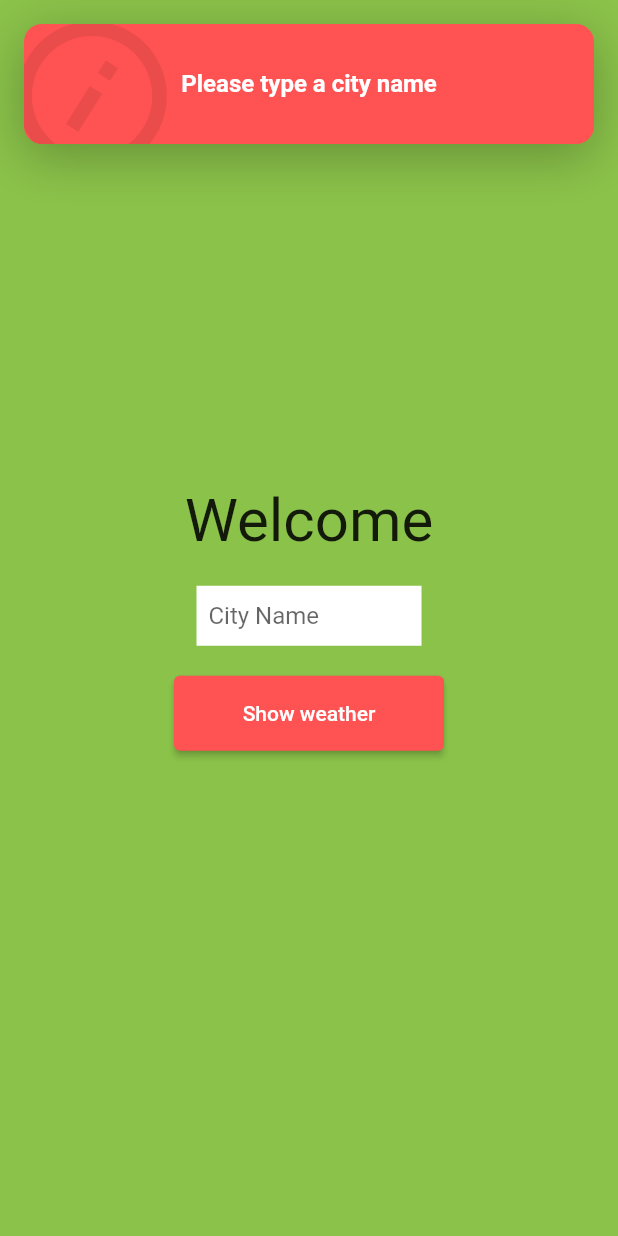
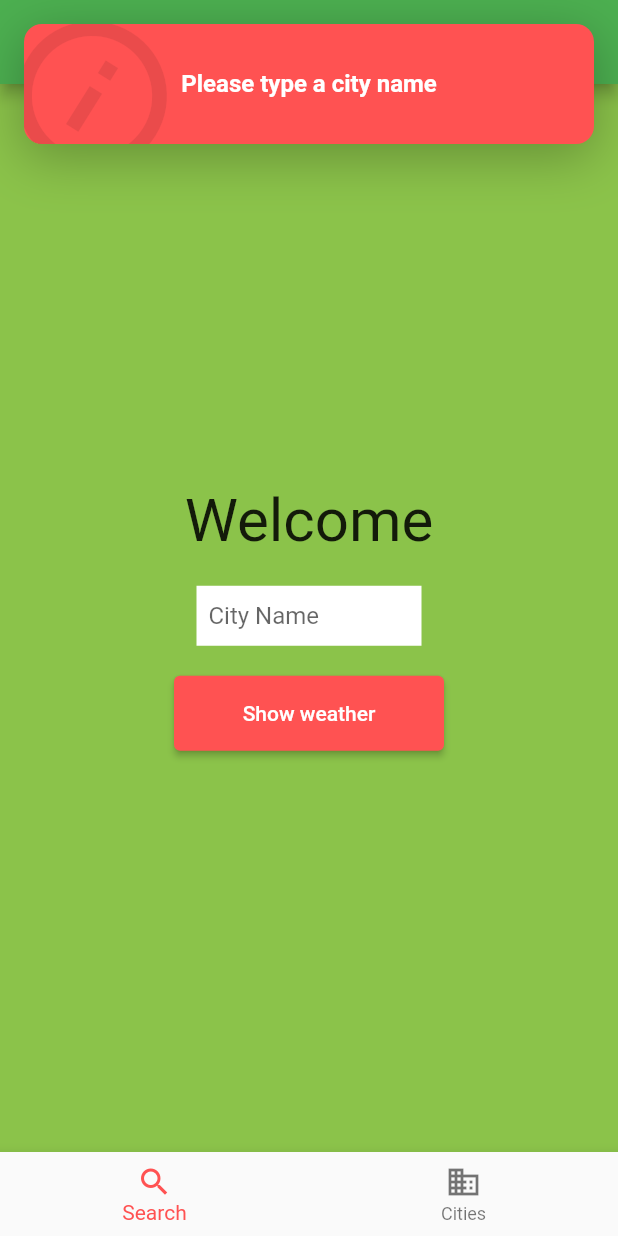
Before and after one commit to KarolFilipiak/SimpleWeatherApp, a Flutter app: the screen it shows after launch, after a tap on "Show weather", on a phone screen of 412 x 824 dp. Run offline on Flutter 3.47's test engine with Material 2 defaults, Android fonts, the phone set to English and light mode, and no system bars; drawn by our look-alikes of top_snackbar_flutter; our stand-ins replace weather_icons; network calls fail; Roboto replaces fonts that are missing (ComicSans).

```diff
--- a/lib/data/city_data.dart
+++ b/lib/data/city_data.dart
@@ -1,6 +1,4 @@
 // ignore_for_file: non_constant_identifier_names
-
-import 'package:http/http.dart';
 
 class CityData {
   late int? id;
--- /dev/null
+++ b/lib/home_page.dart
@@ -0,0 +1,85 @@
+// ignore_for_file: deprecated_member_use
+
+import 'package:flutter/material.dart';
+import 'package:weather/views/welcome_page.dart';
+import 'package:url_launcher/url_launcher.dart';
+
+class HomePage extends StatefulWidget {
+  const HomePage({Key? key}) : super(key: key);
+
+  @override
+  State<HomePage> createState() => _HomePageState();
+}
+
+late List<Widget> _pages;
+
+class _HomePageState extends State<HomePage> {
+  int _selectedIndex = 0;
+
+  void _onItemTapped(int index) {
+    setState(() {
+      _selectedIndex = index;
+    });
+  }
+
+  @override
+  void initState() {
+    super.initState();
+
+    _pages = <Widget>[WelcomePage(), WelcomePage()];
+
+    print('init_home');
+  }
+
+  //var citiesToShow = ['Jarocin','Poznan','Olsztyn','Warsaw','Kent','Ankara','New York','Washington'];
+
+  @override
+  Widget build(BuildContext context) {
+    return Scaffold(
+      appBar: AppBar(
+        title: Row(mainAxisAlignment: MainAxisAlignment.center, children: [
+          const Icon(Icons.sunny),
+          const SizedBox(width: 10),
+          GestureDetector(
+            child: const Text(
+              "POGODYNKA",
+              style: TextStyle(
+                  fontStyle: FontStyle.italic, fontWeight: FontWeight.bold),
+            ),
+            onDoubleTap: () async {
+              const url = "https://youtu.be/dQw4w9WgXcQ";
+              if (await canLaunch(url)) launch(url);
+            },
+          ),
+          const SizedBox(width: 10),
+          const Icon(Icons.sunny),
+        ]),
+        backgroundColor: Colors.green,
+        automaticallyImplyLeading: false,
+      ),
+      bottomNavigationBar: BottomNavigationBar(
+        items: const <BottomNavigationBarItem>[
+          BottomNavigationBarItem(
+            icon: Icon(Icons.search),
+            label: 'Search',
+          ),
+          BottomNavigationBarItem(
+            icon: Icon(Icons.business),
+            label: 'Cities',
+          ),
+        ],
+        currentIndex: _selectedIndex,
+        selectedItemColor: Colors.redAccent,
+        onTap: _onItemTapped,
+      ),
+      body: Center(
+        child: _pages.elementAt(_selectedIndex),
+        /* children: [
+          if (_selectedIndex == 0) ...[WeatherList()],
+          if (_selectedIndex == 1) ...[CitiesList()],
+          if (_selectedIndex == 2) ...[Settings()],
+        ], */
+      ),
+    );
+  }
+}
--- a/lib/main.dart
+++ b/lib/main.dart
@@ -1,11 +1,9 @@
 import 'package:flutter/material.dart';
-import 'city_search/welcome_page.dart';
+import 'package:weather/home_page.dart';
+import 'views/welcome_page.dart';
 
 Future main() async {
   WidgetsFlutterBinding.ensureInitialized();
-
-
-
   runApp(const MyApp());
 }
 
@@ -21,7 +19,7 @@ class MyApp extends StatelessWidget {
         primarySwatch: Colors.blue,
         scaffoldBackgroundColor: Colors.greenAccent,
       ),
-      home: const WelcomePage(),
+      home: const HomePage(),
     );
   }
 }
--- a/lib/data/city_details.dart
+++ b/lib/views/city_details.dart
@@ -1,7 +1,7 @@
 import 'dart:math';
 
 import 'package:flutter/material.dart';
-import 'city_data.dart';
+import '../data/city_data.dart';
 import 'package:weather_icons/weather_icons.dart';
 
 class CityDetails extends StatefulWidget {
--- a/lib/city_search/welcome_page.dart
+++ b/lib/views/welcome_page.dart
@@ -1,5 +1,5 @@
 import 'package:flutter/material.dart';
-import 'package:weather/data/city_details.dart';
+import 'package:weather/views/city_details.dart';
 import 'package:weather/data/weather_getter.dart';
 import 'package:top_snackbar_flutter/custom_snack_bar.dart';
 import 'package:top_snackbar_flutter/top_snack_bar.dart';
--- a/pubspec.yaml
+++ b/pubspec.yaml
@@ -37,6 +37,7 @@ dependencies:
   http: ^0.13.4
   weather_icons: ^3.0.0
   top_snackbar_flutter: ^2.1.0
+  url_launcher: ^6.1.4
 
 dev_dependencies:
   flutter_test:
```
Also changed, not shown: pubspec.lock, 5 other files.
